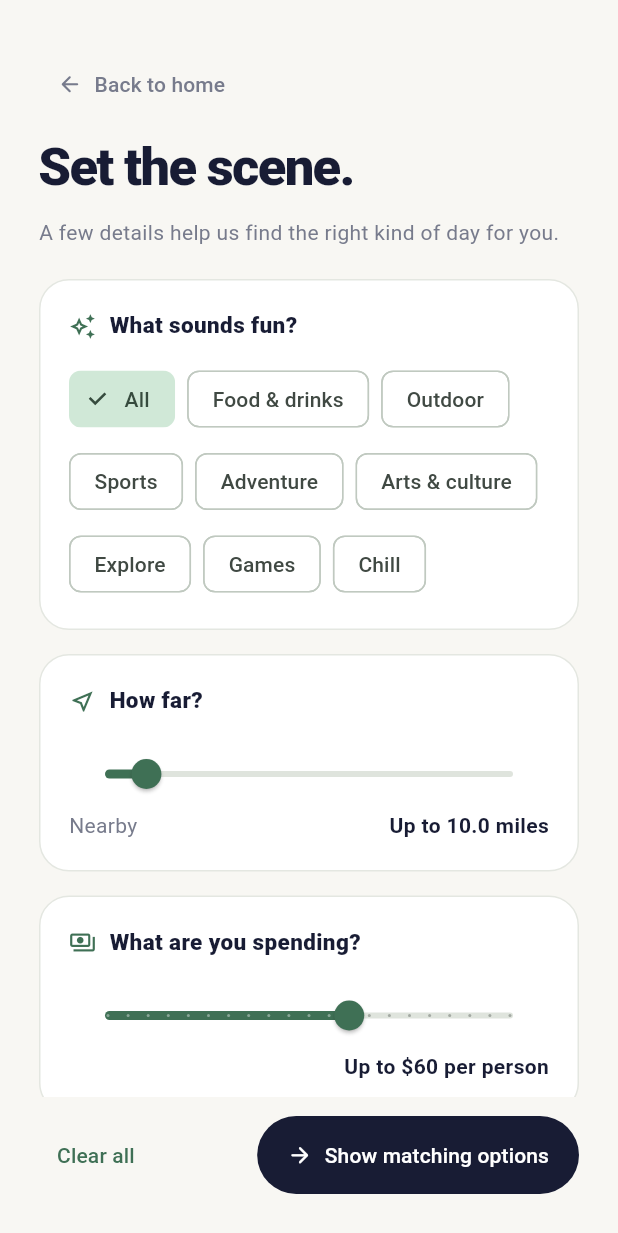
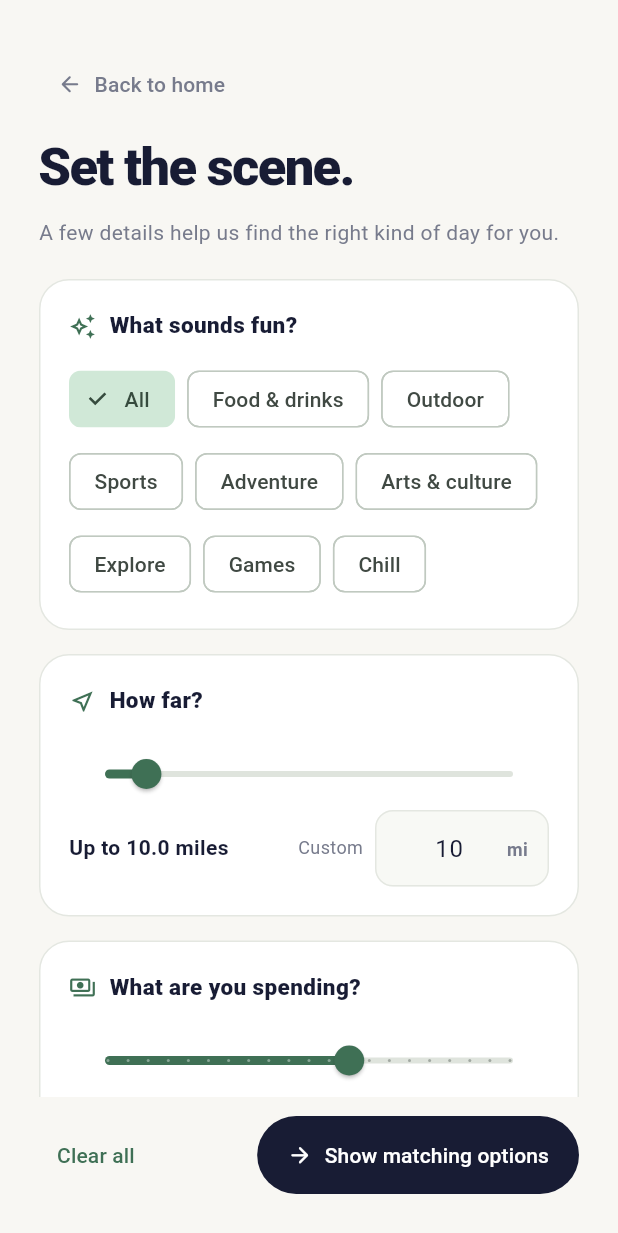
Before and after one commit to nsovani225/neoquest, a Flutter app: the FiltersScreen widget shown alone on an empty page, opened directly with empty values, on a phone screen of 412 x 824 dp. Shown: the top 1233 px of the screen. Run offline on Flutter 3.47's test engine with Material 3 defaults, Android fonts, the light colour scheme and no system bars; our stand-ins replace cloud_firestore, firebase_auth, firebase_core, flutter_map, latlong2; missing offline and left inert: dart:html; accounts and stored records are empty; network calls fail; Roboto replaces fonts that are missing (Arial).

Commit message:
Add custom values to slider filters
Add styled numeric inputs for distance, budget, and minimum rating in Explore filters and profile preferences. Keep typed values synchronized with sliders and constrain them to each filter's supported range.

```diff
--- a/neoquest/lib/screens/filters_screen.dart
+++ b/neoquest/lib/screens/filters_screen.dart
@@ -2,6 +2,7 @@ import 'package:flutter/material.dart';
 
 import '../models/quest_filters.dart';
 import '../theme.dart';
+import '../widgets/slider_value_input.dart';
 
 class FiltersScreen extends StatefulWidget {
   const FiltersScreen({super.key, required this.filters});
@@ -128,18 +129,34 @@ class _FiltersScreenState extends State<FiltersScreen> {
                                 ),
                               ),
                               Row(
-                                mainAxisAlignment:
-                                    MainAxisAlignment.spaceBetween,
                                 children: [
-                                  const Text(
-                                    'Nearby',
-                                    style: TextStyle(color: NeoColors.muted),
-                                  ),
-                                  Text(
+                                  Expanded(
+                                    child: Text(
                                       'Up to ${_filters.maxDistance.toStringAsFixed(1)} miles',
                                       style: const TextStyle(
                                         color: NeoColors.ink,
                                         fontWeight: FontWeight.w700,
+                                      ),
+                                    ),
+                                  ),
+                                  const Text(
+                                    'Custom',
+                                    style: TextStyle(
+                                      color: NeoColors.muted,
+                                      fontSize: 12,
+                                    ),
+                                  ),
+                                  const SizedBox(width: 8),
+                                  SliderValueInput(
+                                    value: _filters.maxDistance,
+                                    min: .5,
+                                    max: 100,
+                                    decimalPlaces: 1,
+                                    suffix: 'mi',
+                                    onChanged: (value) => setState(
+                                      () => _filters = _filters.copyWith(
+                                        maxDistance: value,
+                                      ),
                                     ),
                                   ),
                                 ],
@@ -170,8 +187,9 @@ class _FiltersScreenState extends State<FiltersScreen> {
                                   ),
                                 ),
                               ),
-                              Align(
-                                alignment: Alignment.centerRight,
+                              Row(
+                                children: [
+                                  Expanded(
                                     child: Text(
                                       _filters.maxBudget == 0
                                           ? 'Free only'
@@ -181,6 +199,27 @@ class _FiltersScreenState extends State<FiltersScreen> {
                                         fontWeight: FontWeight.w700,
                                       ),
                                     ),
+                                  ),
+                                  const Text(
+                                    'Custom',
+                                    style: TextStyle(
+                                      color: NeoColors.muted,
+                                      fontSize: 12,
+                                    ),
+                                  ),
+                                  const SizedBox(width: 8),
+                                  SliderValueInput(
+                                    value: _filters.maxBudget.toDouble(),
+                                    min: 0,
+                                    max: 100,
+                                    prefix: '\$',
+                                    onChanged: (value) => setState(
+                                      () => _filters = _filters.copyWith(
+                                        maxBudget: value.round(),
+                                      ),
+                                    ),
+                                  ),
+                                ],
                               ),
                             ],
                           ),
@@ -261,8 +300,9 @@ class _FiltersScreenState extends State<FiltersScreen> {
                                   ),
                                 ),
                               ),
-                              Align(
-                                alignment: Alignment.centerRight,
+                              Row(
+                                children: [
+                                  Expanded(
                                     child: Text(
                                       _filters.minRating == 0
                                           ? 'Any rating'
@@ -272,6 +312,28 @@ class _FiltersScreenState extends State<FiltersScreen> {
                                         fontWeight: FontWeight.w700,
                                       ),
                                     ),
+                                  ),
+                                  const Text(
+                                    'Custom',
+                                    style: TextStyle(
+                                      color: NeoColors.muted,
+                                      fontSize: 12,
+                                    ),
+                                  ),
+                                  const SizedBox(width: 8),
+                                  SliderValueInput(
+                                    value: _filters.minRating,
+                                    min: 0,
+                                    max: 5,
+                                    decimalPlaces: 1,
+                                    suffix: '★',
+                                    onChanged: (value) => setState(
+                                      () => _filters = _filters.copyWith(
+                                        minRating: value,
+                                      ),
+                                    ),
+                                  ),
+                                ],
                               ),
                             ],
                           ),
--- /dev/null
+++ b/neoquest/lib/widgets/slider_value_input.dart
@@ -0,0 +1,127 @@
+import 'package:flutter/material.dart';
+import 'package:flutter/services.dart';
+
+import '../theme.dart';
+
+class SliderValueInput extends StatefulWidget {
+  const SliderValueInput({
+    super.key,
+    required this.value,
+    required this.min,
+    required this.max,
+    required this.onChanged,
+    this.prefix,
+    this.suffix,
+    this.decimalPlaces = 0,
+    this.width = 116,
+  });
+
+  final double value;
+  final double min;
+  final double max;
+  final ValueChanged<double> onChanged;
+  final String? prefix;
+  final String? suffix;
+  final int decimalPlaces;
+  final double width;
+
+  @override
+  State<SliderValueInput> createState() => _SliderValueInputState();
+}
+
+class _SliderValueInputState extends State<SliderValueInput> {
+  late final TextEditingController _controller = TextEditingController(
+    text: _format(widget.value),
+  );
+  late final FocusNode _focusNode = FocusNode()..addListener(_onFocusChanged);
+
+  String _format(double value) {
+    final fixed = value.toStringAsFixed(widget.decimalPlaces);
+    if (!fixed.contains('.')) return fixed;
+    return fixed
+        .replaceFirst(RegExp(r'0+$'), '')
+        .replaceFirst(RegExp(r'\.$'), '');
+  }
+
+  @override
+  void didUpdateWidget(covariant SliderValueInput oldWidget) {
+    super.didUpdateWidget(oldWidget);
+    if (!_focusNode.hasFocus && oldWidget.value != widget.value) {
+      _controller.text = _format(widget.value);
+    }
+  }
+
+  void _onFocusChanged() {
+    if (!_focusNode.hasFocus) _commit();
+  }
+
+  void _commit() {
+    final parsed = double.tryParse(_controller.text.trim());
+    if (parsed == null) {
+      _controller.text = _format(widget.value);
+      return;
+    }
+    final clamped = parsed.clamp(widget.min, widget.max).toDouble();
+    final value = widget.decimalPlaces == 0
+        ? clamped.roundToDouble()
+        : double.parse(clamped.toStringAsFixed(widget.decimalPlaces));
+    _controller.text = _format(value);
+    widget.onChanged(value);
+  }
+
+  @override
+  void dispose() {
+    _focusNode
+      ..removeListener(_onFocusChanged)
+      ..dispose();
+    _controller.dispose();
+    super.dispose();
+  }
+
+  @override
+  Widget build(BuildContext context) => SizedBox(
+    width: widget.width,
+    child: TextField(
+      controller: _controller,
+      focusNode: _focusNode,
+      textAlign: TextAlign.center,
+      keyboardType: TextInputType.numberWithOptions(
+        decimal: widget.decimalPlaces > 0,
+      ),
+      textInputAction: TextInputAction.done,
+      inputFormatters: [FilteringTextInputFormatter.allow(RegExp(r'[0-9.]'))],
+      onSubmitted: (_) {
+        _commit();
+        _focusNode.unfocus();
+      },
+      decoration: InputDecoration(
+        isDense: true,
+        filled: true,
+        fillColor: const Color(0xFFF8F9F5),
+        prefixText: widget.prefix,
+        suffixText: widget.suffix,
+        prefixStyle: const TextStyle(
+          color: NeoColors.muted,
+          fontWeight: FontWeight.w700,
+        ),
+        suffixStyle: const TextStyle(
+          color: NeoColors.muted,
+          fontSize: 12,
+          fontWeight: FontWeight.w700,
+        ),
+        contentPadding: const EdgeInsets.symmetric(
+          horizontal: 10,
+          vertical: 13,
+        ),
+        enabledBorder: OutlineInputBorder(
+          borderRadius: BorderRadius.circular(12),
+          borderSide: const BorderSide(color: NeoColors.line),
+        ),
+        focusedBorder: OutlineInputBorder(
+          borderRadius: BorderRadius.circular(12),
+          borderSide: const BorderSide(color: NeoColors.violet, width: 1.5),
+        ),
+      ),
+    ),
+  );
+}
```
Also changed, not shown: neoquest/lib/screens/profile_screen.dart (+57 -6 lines). Lines whose indentation alone changed are shown as unchanged.
